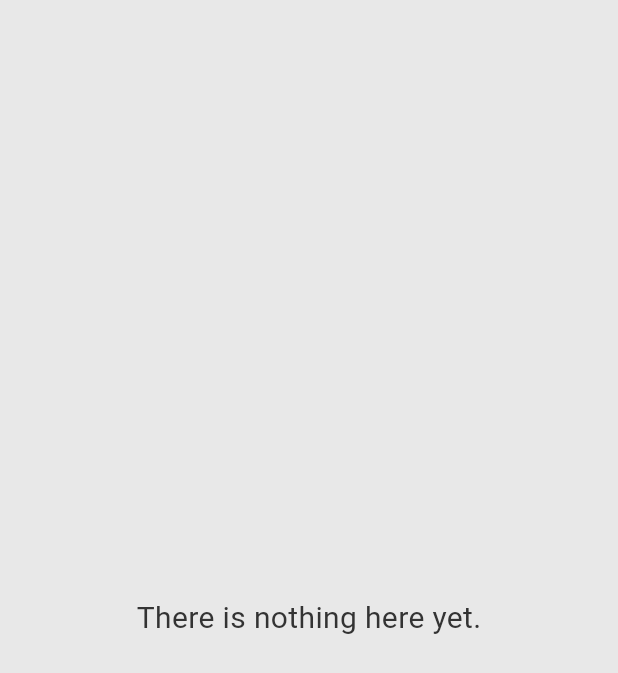
After one commit to Bipoeman/Softdev-2-Group-1-Frontend, a Flutter app: the SettingsPage screen opened by its route, on a phone screen of 412 x 824 dp. The commit adds this screen. Shown: the top 673 px of the screen. Run offline on Flutter 3.47's test engine with Material 3 defaults, Android fonts, the phone set to English and light mode, and no system bars.

Commit message:
Define blank files for files structuring

```diff
--- /dev/null
+++ b/lib/User/settings.dart
@@ -0,0 +1,42 @@
+import "package:flutter/material.dart";
+import "package:ruam_mitt/Component/theme.dart";
+
+var currentTheme = Themes(LightMode());
+Color backgroundColor = currentTheme.backgroundColor;
+Color mainColor = currentTheme.mainColor;
+Color textColor = currentTheme.textColor;
+
+class SettingsPage extends StatefulWidget {
+  const SettingsPage({super.key});
+
+  @override
+  State<SettingsPage> createState() => _SettingsPageState();
+}
+
+class _SettingsPageState extends State<SettingsPage> {
+  @override
+  Widget build(BuildContext context) {
+    Size size = MediaQuery.of(context).size;
+    return Scaffold(
+      backgroundColor: backgroundColor,
+      body: SafeArea(
+        child: SingleChildScrollView(
+          child: ConstrainedBox(
+            constraints: BoxConstraints(
+              minHeight: size.height - MediaQuery.of(context).padding.top,
+            ),
+            child: Center(
+              child: Text(
+                "There is nothing here yet.",
+                style: TextStyle(
+                    color: textColor,
+                  fontSize: 20,
+                ),
+              ),
+            ),
+          ),
+        ),
+      ),
+    );
+  }
+}
```
Also changed, not shown: lib/Component/theme.dart (added, +56 -0 lines), lib/User/home.dart (added, +32 -0 lines), lib/User/profile.dart (added, +32 -0 lines), lib/main.dart (+9 -1 lines).
